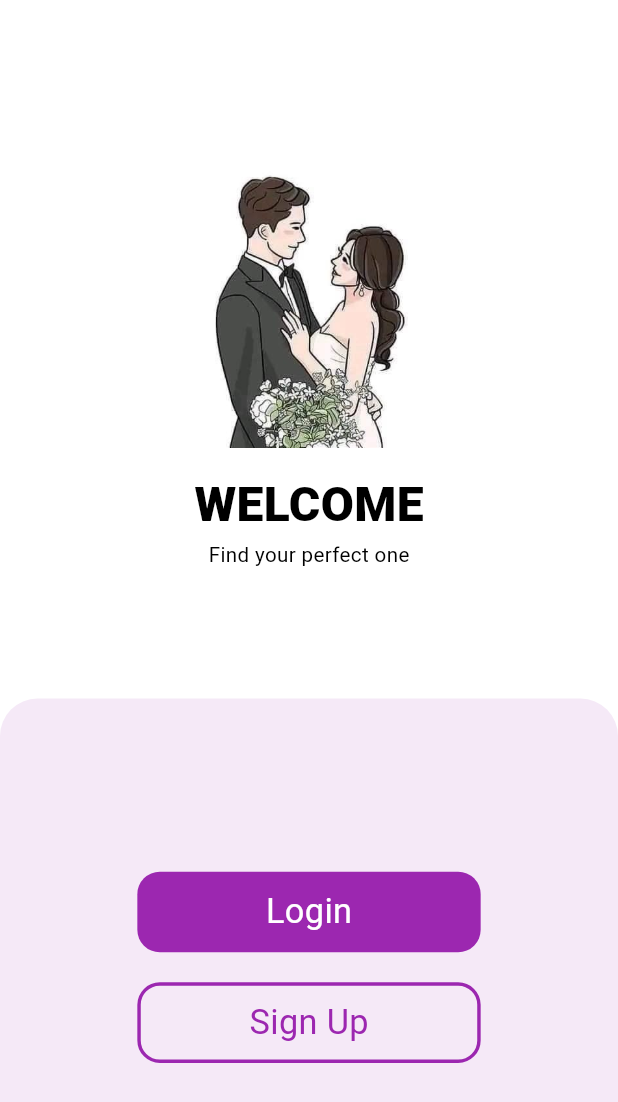
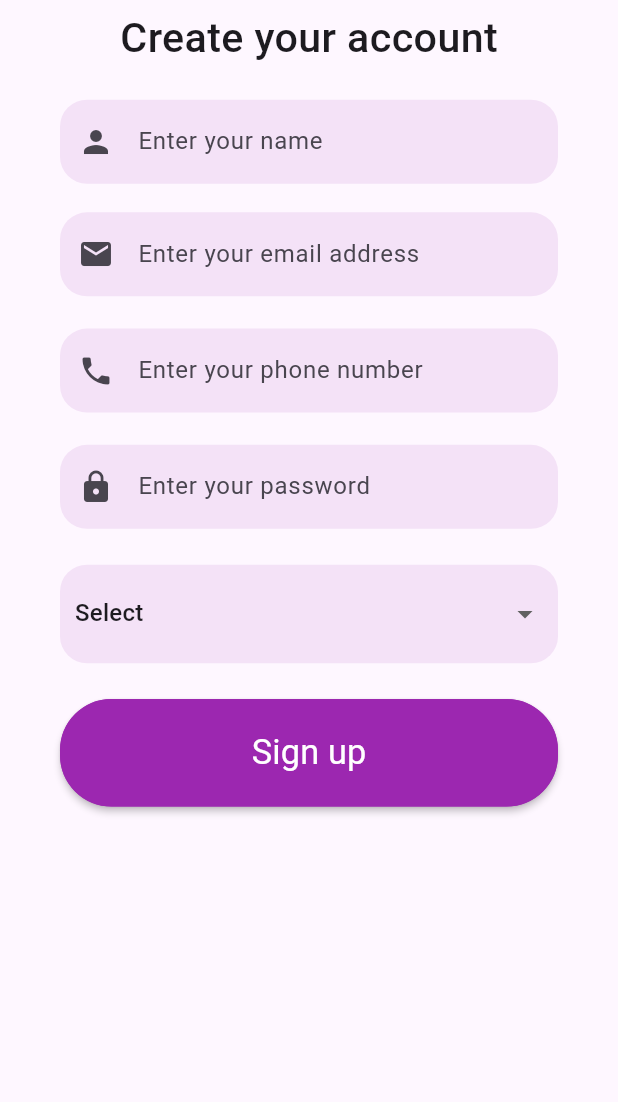
Before and after one commit to Dhrisy/bride_groom, a Flutter app: the screen it shows after launch, after a tap on "Sign Up", on a phone screen of 412 x 824 dp. Shown: the top 1102 px of the screen. Run offline on Flutter 3.47's test engine with Material 3 defaults, Android fonts, the light colour scheme and no system bars; our stand-ins replace firebase_core, flutter_screenutil; accounts and stored records are empty.

Commit message:
Login and signup page done

```diff
--- a/lib/authentication/bottom_widget.dart
+++ b/lib/authentication/bottom_widget.dart
@@ -1,6 +1,9 @@
 import 'package:bride_groom/authentication/login_page/login_page.dart';
+import 'package:bride_groom/authentication/sign_up_page/provider.dart';
+import 'package:bride_groom/authentication/sign_up_page/sign_up_page.dart';
 import 'package:flutter/material.dart';
 import 'package:flutter_screenutil/flutter_screenutil.dart';
+import 'package:provider/provider.dart';
 
 class BottomWidget extends StatelessWidget {
   const BottomWidget({Key? key}) : super(key: key);
@@ -16,13 +19,17 @@ class BottomWidget extends StatelessWidget {
             topLeft: Radius.circular(25),
             topRight: Radius.circular(25),
           )),
-      child: Column(
+      child: Consumer<LoadingProvider>(
+        builder: (context, loadingProvider, child){
+          return Column(
             mainAxisSize: MainAxisSize.max,
             mainAxisAlignment: MainAxisAlignment.center,
             crossAxisAlignment: CrossAxisAlignment.center,
             children: [
               InkWell(
                 onTap: (){
+                  loadingProvider.setErrorMessage(false);
+                  loadingProvider.setLoading(false);
                   Navigator.push(context, MaterialPageRoute(builder: (context) => LoginPage()));
                 },
                 child: Container(
@@ -53,7 +60,9 @@ class BottomWidget extends StatelessWidget {
               ),
               InkWell(
                 onTap: (){
-              // Navigator.push(context, MaterialPageRoute(builder: (context) => ))
+                  loadingProvider.setErrorMessage(false);
+                  loadingProvider.setLoading(false);
+                  Navigator.push(context, MaterialPageRoute(builder: (context) => SignUpPage()));
                 },
                 child: Container(
                   width: 200.w,
@@ -80,7 +89,9 @@ class BottomWidget extends StatelessWidget {
                 ),
               )
             ],
-      ),
+          );
+        },
+      )
     );
   }
 }
--- a/lib/authentication/entry_page.dart
+++ b/lib/authentication/entry_page.dart
@@ -30,18 +30,18 @@ class _EntryPageState extends State<EntryPage> {
                   const SizedBox(
                     height: 15,
                   ),
+                  // Text(
+                  //   'WELCOME',
+                  //   style: TextStyle(
+                  //       fontSize: 28.sp,
+                  //       fontWeight: FontWeight.w800,
+                  //       color: Colors.black),
+                  // ),
                   Text(
-                    'WELCOME',
+                    'Find your perfect partner',
                     style: TextStyle(
-                        fontSize: 28.sp,
-                        fontWeight: FontWeight.w800,
-                        color: Colors.black),
-                  ),
-                  Text(
-                    'Find your perfect one',
-                    style: TextStyle(
-                        fontWeight: FontWeight.normal,
-                        fontSize: 12.sp,
+                        fontWeight: FontWeight.w600,
+                        fontSize: 20.sp,
                         color: Colors.black),
                   )
                 ],
--- /dev/null
+++ b/lib/authentication/sign_up_page/provider.dart
@@ -0,0 +1,30 @@
+import 'package:flutter/material.dart';
+
+class GenderProvider with ChangeNotifier {
+  String _selectedGender = 'Select';
+
+  String get selectedGender => _selectedGender;
+
+  void setGender(String newGender) {
+    _selectedGender = newGender;
+    notifyListeners();
+  }
+}
+
+class LoadingProvider with ChangeNotifier {
+  bool _isLoading = false;
+  bool _error_message = false;
+
+  bool get isLoading => _isLoading;
+  bool get error_message => _error_message;
+
+  void setLoading(bool loading) {
+    _isLoading = loading;
+    _error_message = error_message;
+    notifyListeners();
+  }
+  void setErrorMessage(bool error_message) {
+    _error_message = error_message;
+    notifyListeners();
+  }
+}
--- /dev/null
+++ b/lib/authentication/sign_up_page/sign_up_page.dart
@@ -0,0 +1,223 @@
+import 'package:bride_groom/authentication/entry_page.dart';
+import 'package:bride_groom/components/common_button.dart';
+import 'package:bride_groom/components/reusable_button.dart';
+import 'package:flutter/material.dart';
+import 'package:flutter_screenutil/flutter_screenutil.dart';
+import 'package:provider/provider.dart';
+
+import '../../components/reusable_text_field.dart';
+import 'provider.dart';
+
+class SignUpPage extends StatefulWidget {
+  const SignUpPage({Key? key}) : super(key: key);
+
+  @override
+  State<SignUpPage> createState() => _SignUpPageState();
+}
+
+class _SignUpPageState extends State<SignUpPage> {
+  TextEditingController name_textEditingController = TextEditingController();
+  TextEditingController email_textEditingController = TextEditingController();
+  TextEditingController pw_textEditingController = TextEditingController();
+  TextEditingController gender_textEditingController = TextEditingController();
+  TextEditingController phn_textEditingController = TextEditingController();
+
+  String selectedGender = 'Select';
+  String? userSelectedGendr;
+
+  bool isLoading = false;
+  bool error_message = false;
+
+  @override
+  Widget build(BuildContext context) {
+    return MaterialApp(
+      debugShowCheckedModeBanner: false,
+      home: Scaffold(
+        body: SafeArea(
+          child: SingleChildScrollView(
+            child: Container(
+                height: MediaQuery.of(context).size.height - 50,
+                width: double.infinity,
+                child: Consumer<LoadingProvider>(
+                  builder: (context, loadingPrvider, child) {
+                    return Column(
+                      mainAxisAlignment: MainAxisAlignment.start,
+                      crossAxisAlignment: CrossAxisAlignment.start,
+                      children: [
+                        SizedBox(
+                          height: 5.h,
+                        ),
+                        // InkWell(
+                        //   onTap: (){
+                        //    try{
+                        //      Navigator.push(context, MaterialPageRoute(builder: (context) => EntryPage()));
+                        //      print('ppppp');
+                        //    }catch(e){
+                        //      print('ppppp$e');
+                        //    }
+                        //   },
+                        //     child: Icon(Icons.arrow_back_outlined)),
+                        Padding(
+                          padding: const EdgeInsets.symmetric(horizontal: 40),
+                          child: Column(
+                            mainAxisAlignment: MainAxisAlignment.start,
+                            children: [
+                              _signUp_text(context),
+                              SizedBox(
+                                height: 10.h,
+                              ),
+                              ReusabeTextField(
+                                  // text: 'Full name',
+                                  hint_text: 'Enter your name',
+                                  controller: name_textEditingController,
+                                  icon: Icon(Icons.person)),
+                              if (loadingPrvider.error_message)
+                                _errorText(context),
+
+                              SizedBox(
+                                height: 8.h,
+                              ),
+                              ReusabeTextField(
+                                  // text: 'Email',
+                                  hint_text: 'Enter your email address',
+                                  controller: email_textEditingController,
+                                  icon: Icon(Icons.email)),
+                              if (loadingPrvider.error_message) _errorText(context),
+                              SizedBox(
+                                height: 10.h,
+                              ),
+                              ReusabeTextField(
+                                  // text: 'Password',
+                                  hint_text: 'Enter your phone number',
+                                  controller: phn_textEditingController,
+                                  icon: Icon(Icons.phone)),
+                              if (loadingPrvider.error_message) _errorText(context),
+                              SizedBox(
+                                height: 10.h,
+                              ),
+                              ReusabeTextField(
+                                  // text: 'Password',
+                                  hint_text: 'Enter your password',
+                                  controller: pw_textEditingController,
+                                  icon: Icon(Icons.lock)),
+                              if (loadingPrvider.error_message) _errorText(context),
+                              SizedBox(
+                                height: 20.h,
+                              ),
+                              _dropDownGender(context),
+                              if (loadingPrvider.error_message) _errorText(context),
+                              SizedBox(
+                                height: 20.h,
+                              ),
+                              // ReusableButton(
+                              //
+                              //     text: 'Sign up',
+                              //     sign_up: true,
+                              //     fullname: name_textEditingController.text,
+                              //     email: email_textEditingController.text,
+                              //     password: pw_textEditingController.text,
+                              //     gender: userSelectedGendr == null || userSelectedGendr == 'Select'
+                              //         ? 'Not selected'
+                              //         : userSelectedGendr.toString(),
+                              //   isLoading: isLoading,
+                              //   onPressed: _handleSignUp,
+                              // ),
+                              CommonButton(
+                                  callback: () async {
+                                    if ((name_textEditingController.text.isEmpty) ||
+                                        (email_textEditingController.text.isEmpty) ||
+                                        (pw_textEditingController.text.isEmpty) ||
+                                        (userSelectedGendr == null)) {
+                                      // isLoading = true;
+                                      loadingPrvider.setLoading(false);
+                                      loadingPrvider.setErrorMessage(true);
+                                      // await  Future.delayed(Duration(seconds: 5));
+                                      //  loadingPrvider.setLoading(false, false);
+                                      print(
+                                          'kkkk${loadingPrvider.isLoading}, ${loadingPrvider.error_message}');
+                                    } else {}
+                                  },
+                                  width: double.infinity,
+                                  isLoading: loadingPrvider.isLoading,
+                                  fillColor: Colors.purple,
+                                  borderColor: Colors.purple,
+                                  title: 'Sign up'),
+                            ],
+                          ),
+                        ),
+                      ],
+                    );
+                  },
+                )),
+          ),
+        ),
+      ),
+    );
+  }
+
+  _signUp_text(context) {
+    return Row(
+      mainAxisAlignment: MainAxisAlignment.center,
+      children: [
+        Text(
+          "Create your account",
+          style: TextStyle(fontSize: 24.sp, fontWeight: FontWeight.w500),
+        ),
+      ],
+    );
+  }
+
+  _errorText(context) {
+    return Row(
+      mainAxisSize: MainAxisSize.max,
+      mainAxisAlignment: MainAxisAlignment.start,
+      children: [
+        Text(
+          'Please enter this field',
+          style: TextStyle(
+              color: Colors.red,
+              fontSize: 12.sp,
+              fontWeight: FontWeight.normal),
+        )
+      ],
+    );
+  }
+
+  _dropDownGender(context) {
+    var genderProvider = Provider.of<GenderProvider>(context);
+
+    return Container(
+      height: 55.h,
+      width: double.infinity,
+      decoration: BoxDecoration(
+        borderRadius: BorderRadius.circular(18),
+        color: Colors.purple.withOpacity(0.1),
+      ),
+      child: Row(
+        children: [
+          Expanded(
+            child: DropdownButton<String>(
+              padding: const EdgeInsets.symmetric(horizontal: 10),
+              value: genderProvider.selectedGender,
+              onChanged: (String? newValue) {
+                genderProvider.setGender(newValue!);
+                userSelectedGendr = newValue;
+              },
+              icon: Icon(Icons.arrow_drop_down),
+              underline: Container(),
+              isExpanded: true,
+              // Set the dropdown button icon
+              items: <String>['Select', 'Bride', 'Groom']
+                  .map<DropdownMenuItem<String>>((String value) {
+                return DropdownMenuItem<String>(
+                  value: value,
+                  child: Text(value),
+                );
+              }).toList(),
+            ),
+          ),
+        ],
+      ),
+    );
+  }
+}
--- /dev/null
+++ b/lib/components/common_button.dart
@@ -0,0 +1,67 @@
+import 'package:flutter/material.dart';
+import 'package:flutter_screenutil/flutter_screenutil.dart';
+
+class CommonButton extends StatefulWidget {
+  const CommonButton({
+    Key? key,
+    required this.callback,
+    required this.fillColor,
+    required this.borderColor,
+    required this.title,
+    this.textStyle,
+    this.height = 60,
+    this.isLoading = false,
+    this.width,
+  }) : super(key: key);
+  final VoidCallback callback;
+  final Color fillColor;
+  final Color borderColor;
+  final String title;
+  final TextStyle? textStyle;
+  final double height;
+  final bool isLoading;
+  final double? width;
+
+  @override
+  State<CommonButton> createState() => _CommonButtonState();
+}
+
+class _CommonButtonState extends State<CommonButton> {
+  @override
+  Widget build(BuildContext context) {
+    return MaterialButton(
+      onPressed: () => widget.callback.call(),
+      height: widget.height.h,
+      minWidth: widget.width,
+      color: widget.fillColor,
+      shape: RoundedRectangleBorder(
+        borderRadius: BorderRadius.circular(30.r),
+        side: BorderSide(color: widget.borderColor),
+      ),
+      child: Row(
+        mainAxisSize: MainAxisSize.min,
+        mainAxisAlignment: MainAxisAlignment.center,
+        crossAxisAlignment: CrossAxisAlignment.center,
+        children: [
+          Text(
+            widget.title,
+            textAlign: TextAlign.center,
+            style: TextStyle(fontWeight: FontWeight.normal,
+            color: Colors.white,
+            fontSize: 20.sp),
+          ),
+          if (widget.isLoading)
+            SizedBox(
+              width: 15.w,
+            ),
+          if (widget.isLoading)
+            SizedBox(
+              height: 20.r,
+              width: 20.r,
+              child: CircularProgressIndicator(color: Colors.white),
+            )
+        ],
+      ),
+    );
+  }
+}
--- a/lib/authentication/login_page/reusable_text_field.dart
+++ b/lib/components/reusable_text_field.dart
@@ -33,20 +33,23 @@ class _ReusabeTextFieldState extends State<ReusabeTextField> {
             SizedBox(
               width: 5.h,
             ),
-            Text(
+            widget.text != null ? Text(
               widget.text.toString(),
               style: TextStyle(
                 fontSize: 14.sp,
                 fontWeight: FontWeight.normal,
               ),
-            ),
+            )
+                : SizedBox.shrink()
+
           ],
         ),
         SizedBox(
           height: 8.h,
         ),
-        TextField(
+        TextFormField(
           controller: widget.controller,
+
           decoration: InputDecoration(
             hintText: widget.hint_text,
             border: OutlineInputBorder(
@@ -55,7 +58,8 @@ class _ReusabeTextFieldState extends State<ReusabeTextField> {
             fillColor: Colors.purple.withOpacity(0.1),
             filled: true,
             prefixIcon: widget.icon,
-            )),
+          ),
+        ),
       ],
     );
   }
--- a/lib/main.dart
+++ b/lib/main.dart
@@ -2,6 +2,9 @@ import 'package:bride_groom/authentication/entry_page.dart';
 import 'package:firebase_core/firebase_core.dart';
 import 'package:flutter/material.dart';
 import 'package:flutter_screenutil/flutter_screenutil.dart';
+import 'package:provider/provider.dart';
+
+import 'authentication/sign_up_page/provider.dart';
 
 void main() async{
   WidgetsFlutterBinding.ensureInitialized();
@@ -10,7 +13,15 @@ void main() async{
   } catch (e) {
     print('Firebase initialization error: $e');
   }
-  runApp(const MyApp());
+  runApp(
+    MultiProvider(
+      providers: [
+        ChangeNotifierProvider(create: (context) => GenderProvider()),
+        ChangeNotifierProvider(create: (context) => LoadingProvider()),
+      ],
+      child: MyApp(),
+    ),
+  );
 
 }
 
--- a/pubspec.yaml
+++ b/pubspec.yaml
@@ -41,6 +41,7 @@ dependencies:
   cloud_firestore_web: ^3.10.4
   firebase_core: ^2.25.4
   flutter_screenutil: ^5.9.0
+  provider: ^6.1.1
 
 dev_dependencies:
   flutter_test:
```
Also changed, not shown: lib/authentication/login_page/login_page.dart (+73 -12 lines), lib/components/reusable_button.dart (added, +62 -0 lines), pubspec.lock. Lines whose indentation alone changed are shown as unchanged.
